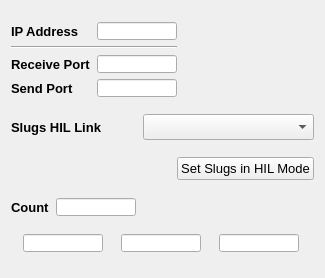
mavlink/qgroundcontrol, file src/ui/SlugsHilSim.ui: the form before one commit.
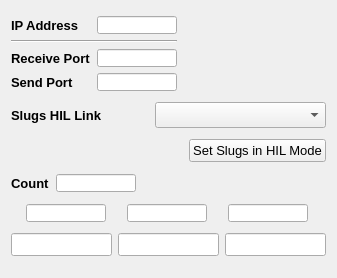
The form after the commit.

The edit to the form file:
```diff
--- a/src/ui/SlugsHilSim.ui
+++ b/src/ui/SlugsHilSim.ui
@@ -6,7 +6,7 @@
    <rect>
     <x>0</x>
     <y>0</y>
-    <width>325</width>
+    <width>337</width>
     <height>278</height>
    </rect>
   </property>
@@ -349,6 +349,19 @@
      </item>
     </layout>
    </item>
+   <item>
+    <layout class="QHBoxLayout" name="horizontalLayout_6">
+     <item>
+      <widget class="QLineEdit" name="tbA"/>
+     </item>
+     <item>
+      <widget class="QLineEdit" name="tbB"/>
+     </item>
+     <item>
+      <widget class="QLineEdit" name="tbC"/>
+     </item>
+    </layout>
+   </item>
   </layout>
  </widget>
  <resources/>
```
